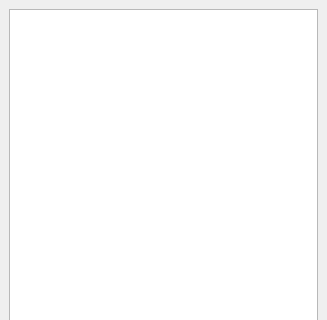
Tpimp/AIDE, file projectexplorer.ui: the form before one commit; both pictures show x 0 to 327 and y 0 to 320 of the 327 by 709 pixel window.
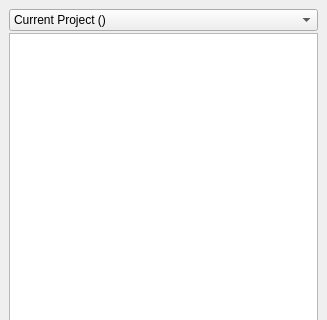
The form after the commit.

Commit message: Continued work on project explorer and project management

What changed in the file:
```diff
--- a/projectexplorer.ui
+++ b/projectexplorer.ui
@@ -18,10 +18,41 @@
   </property>
   <widget class="QWidget" name="DockWidgetContents">
    <layout class="QGridLayout" name="gridLayout">
-    <item row="0" column="0">
-     <layout class="QHBoxLayout" name="horizontalLayout">
+    <item row="1" column="0">
+     <layout class="QVBoxLayout" name="VerticalLayout">
+      <property name="spacing">
+       <number>2</number>
+      </property>
       <item>
-       <widget class="QTreeView" name="TreeView"/>
+       <widget class="QComboBox" name="ProjectSelector">
+        <item>
+         <property name="text">
+          <string>Current Project ()</string>
+         </property>
+        </item>
+       </widget>
+      </item>
+      <item>
+       <widget class="QTreeWidget" name="TreeWidget">
+        <property name="alternatingRowColors">
+         <bool>true</bool>
+        </property>
+        <property name="selectionMode">
+         <enum>QAbstractItemView::ExtendedSelection</enum>
+        </property>
+        <property name="selectionBehavior">
+         <enum>QAbstractItemView::SelectRows</enum>
+        </property>
+        <property name="iconSize">
+         <size>
+          <width>32</width>
+          <height>32</height>
+         </size>
+        </property>
+        <property name="headerHidden">
+         <bool>true</bool>
+        </property>
+       </widget>
       </item>
      </layout>
     </item>
```
The commit also changes 12 other files.
